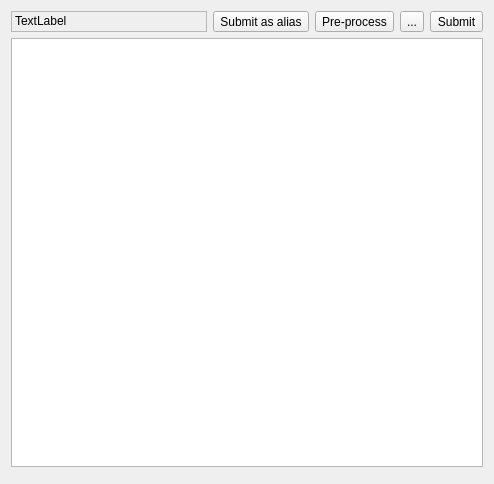
First picture: the form in Viewer/src/EditItemWidget.ui, repository ecmwf/ecflow, before the edit.
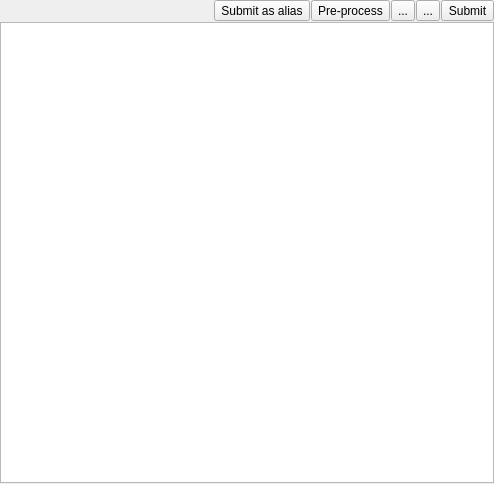
Second picture: the form after the edit. Icons and pictures are not drawn. Custom widgets are drawn as their Qt base class.

Commit message: Viewer: adjust info panel to current node selection ECFLOW-348

What changed in the file:
```diff
--- a/Viewer/src/EditItemWidget.ui
+++ b/Viewer/src/EditItemWidget.ui
@@ -13,34 +13,27 @@
   <property name="windowTitle">
    <string>Form</string>
   </property>
-  <layout class="QVBoxLayout" name="verticalLayout_3">
-   <item>
-    <widget class="QSplitter" name="splitter">
-     <property name="orientation">
-      <enum>Qt::Vertical</enum>
-     </property>
-     <widget class="QWidget" name="layoutWidget">
-      <layout class="QVBoxLayout" name="verticalLayout">
-       <item>
-        <layout class="QHBoxLayout" name="horizontalLayout">
-         <item>
-          <widget class="FileInfoLabel" name="fileLabel_">
-           <property name="autoFillBackground">
-            <bool>true</bool>
-           </property>
-           <property name="frameShape">
-            <enum>QFrame::StyledPanel</enum>
-           </property>
-           <property name="text">
-            <string>TextLabel</string>
+  <layout class="QVBoxLayout" name="verticalLayout_3" stretch="0,1,0">
+   <property name="spacing">
+    <number>1</number>
            </property>
            <property name="margin">
-            <number>2</number>
-           </property>
-           <property name="textInteractionFlags">
-            <set>Qt::LinksAccessibleByMouse|Qt::TextSelectableByKeyboard|Qt::TextSelectableByMouse</set>
-           </property>
-          </widget>
+    <number>0</number>
+   </property>
+   <item>
+    <layout class="QHBoxLayout" name="horizontalLayout">
+     <item>
+      <spacer name="horizontalSpacer">
+       <property name="orientation">
+        <enum>Qt::Horizontal</enum>
+       </property>
+       <property name="sizeHint" stdset="0">
+        <size>
+         <width>40</width>
+         <height>20</height>
+        </size>
+       </property>
+      </spacer>
          </item>
          <item>
           <widget class="QToolButton" name="aliasTb_">
@@ -75,6 +68,26 @@
            </property>
           </widget>
          </item>
+     <item>
+      <widget class="QToolButton" name="searchTb_">
+       <property name="toolTip">
+        <string>Show search bar</string>
+       </property>
+       <property name="text">
+        <string>...</string>
+       </property>
+       <property name="icon">
+        <iconset resource="viewer.qrc">
+         <normaloff>:/viewer/search_decor.svg</normaloff>:/viewer/search_decor.svg</iconset>
+       </property>
+       <property name="shortcut">
+        <string>Ctrl+F</string>
+       </property>
+       <property name="checkable">
+        <bool>true</bool>
+       </property>
+      </widget>
+     </item>
          <item>
           <widget class="QToolButton" name="submitTb_">
            <property name="toolTip">
@@ -108,10 +121,6 @@
        </item>
       </layout>
      </widget>
-    </widget>
-   </item>
-  </layout>
- </widget>
  <customwidgets>
   <customwidget>
    <class>PlainTextSearchLine</class>
@@ -124,11 +133,6 @@
    <extends>QPlainTextEdit</extends>
    <header location="global">TextEdit.hpp</header>
   </customwidget>
-  <customwidget>
-   <class>FileInfoLabel</class>
-   <extends>QLabel</extends>
-   <header location="global">FileInfoLabel.hpp</header>
-  </customwidget>
  </customwidgets>
  <resources/>
  <connections/>
```
Left out of the diff: 4 changed lines with no effect on the pictures. Lines whose indentation alone changed are shown as unchanged. The commit also changes 6 other files.
